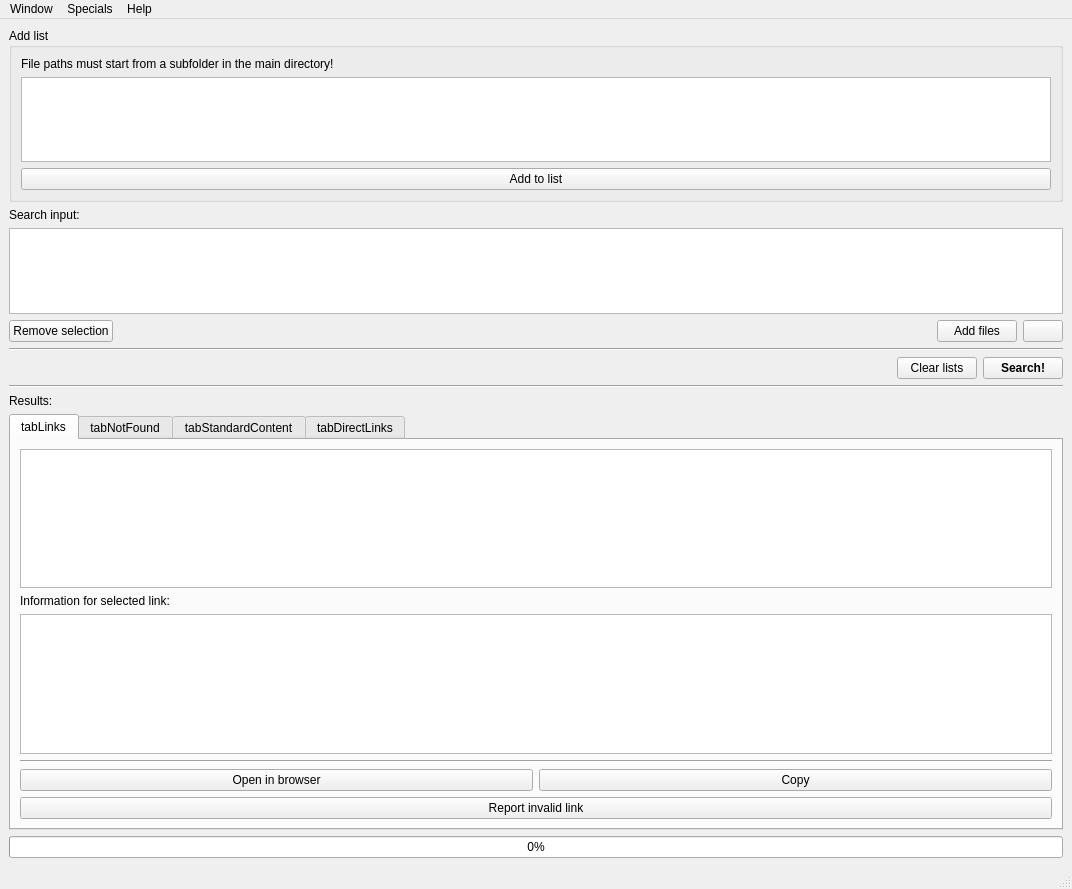
Before: the Qt Designer form OTModules/wContentSearch/wcontentsearch.ui in pietr26/OMSI-Tools, drawn with Qt 5.
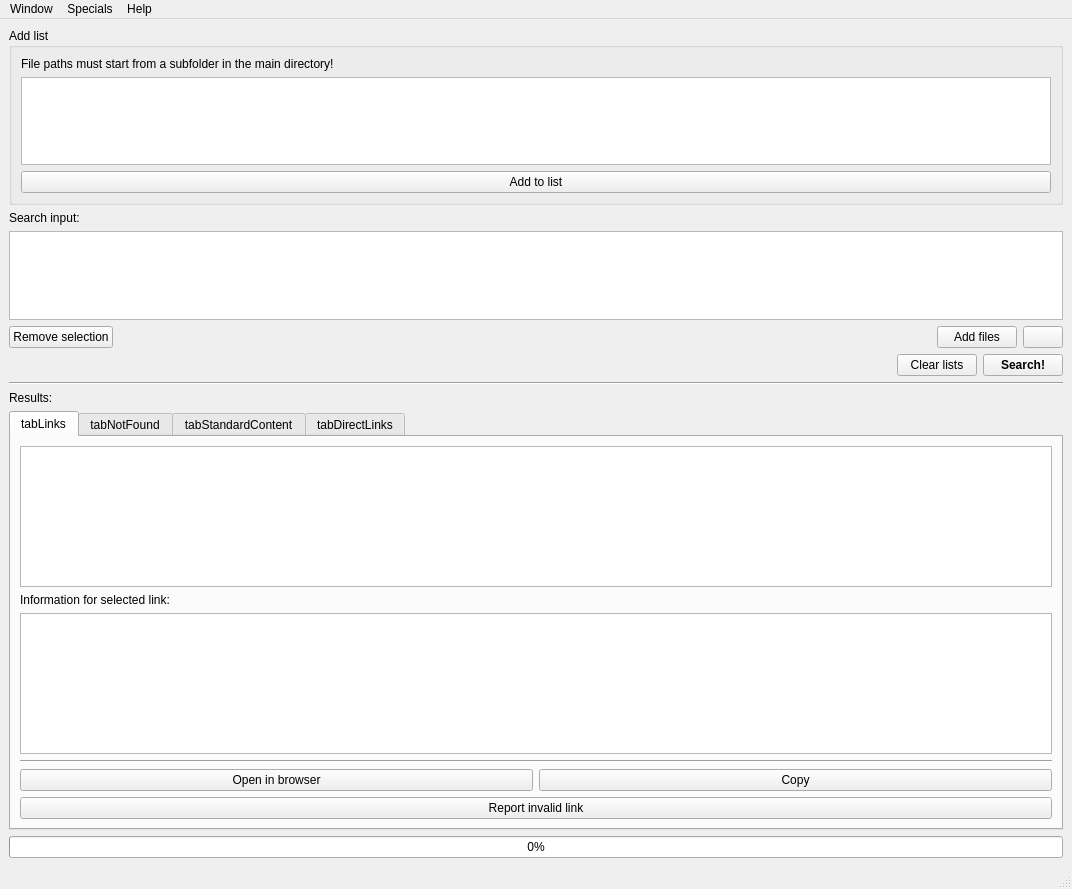
After: the same form once the commit is applied. Icons and pictures are not drawn.

What changed in the file:
```diff
--- a/OTModules/wContentSearch/wcontentsearch.ui
+++ b/OTModules/wContentSearch/wcontentsearch.ui
@@ -134,13 +134,6 @@
       </item>
      </layout>
     </item>
-    <item>
-     <widget class="Line" name="line_2">
-      <property name="orientation">
-       <enum>Qt::Horizontal</enum>
-      </property>
-     </widget>
-    </item>
     <item>
      <layout class="QHBoxLayout" name="horizontalLayout_4">
       <item>
```
Left out of the diff: 2 changed lines with no effect on the pictures.
